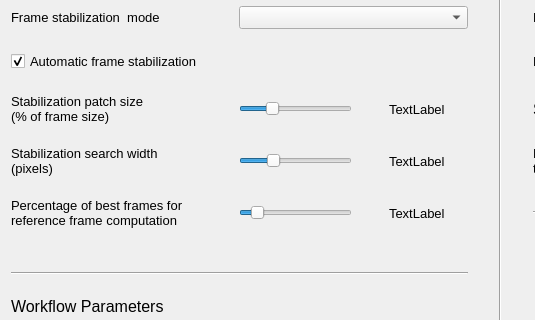
Old version of the form Source/parameter_configuration.ui in the repository Rolf-Hempel/PlanetarySystemStacker; both pictures show x 0 to 535 and y 150 to 470 of the 900 by 614 pixel window.
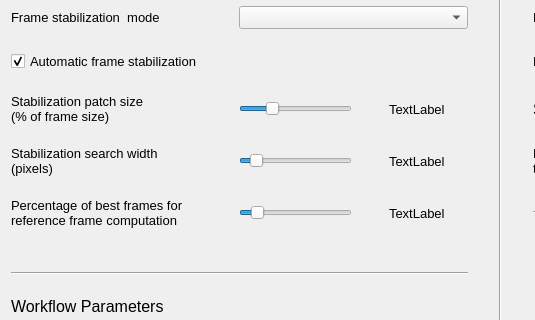
New version of the form.

Diff of the .ui file:
```diff
--- a/Source/parameter_configuration.ui
+++ b/Source/parameter_configuration.ui
@@ -217,7 +217,7 @@
       <number>5</number>
      </property>
      <property name="maximum">
-      <number>60</number>
+      <number>150</number>
      </property>
      <property name="singleStep">
       <number>5</number>
```
